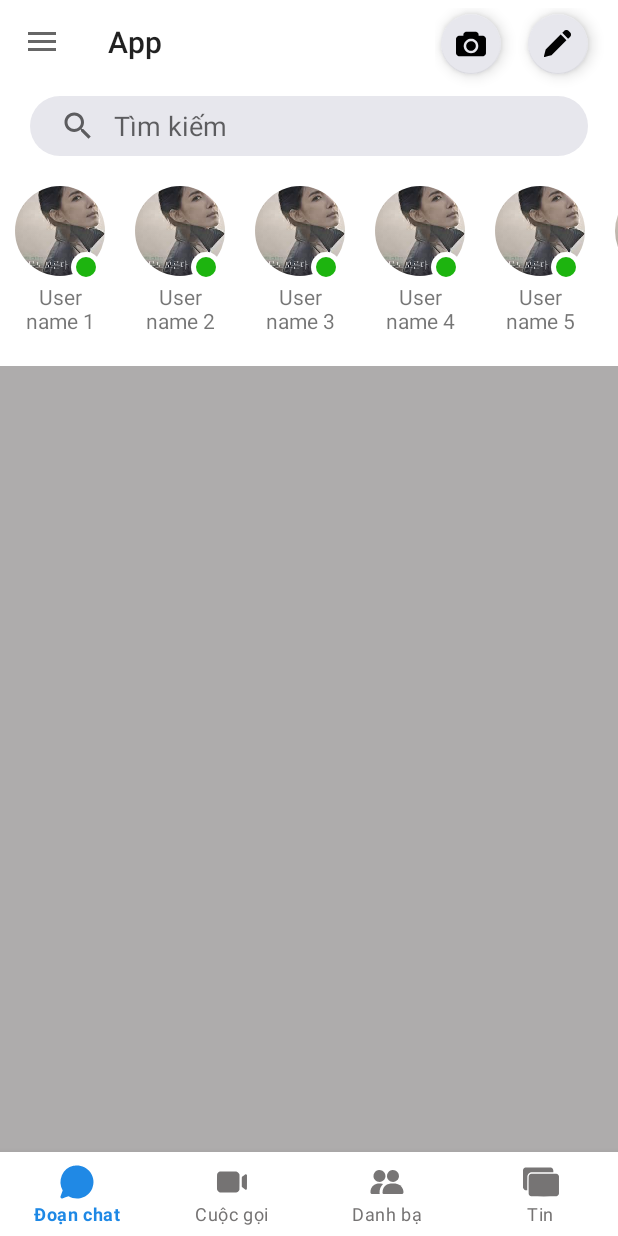
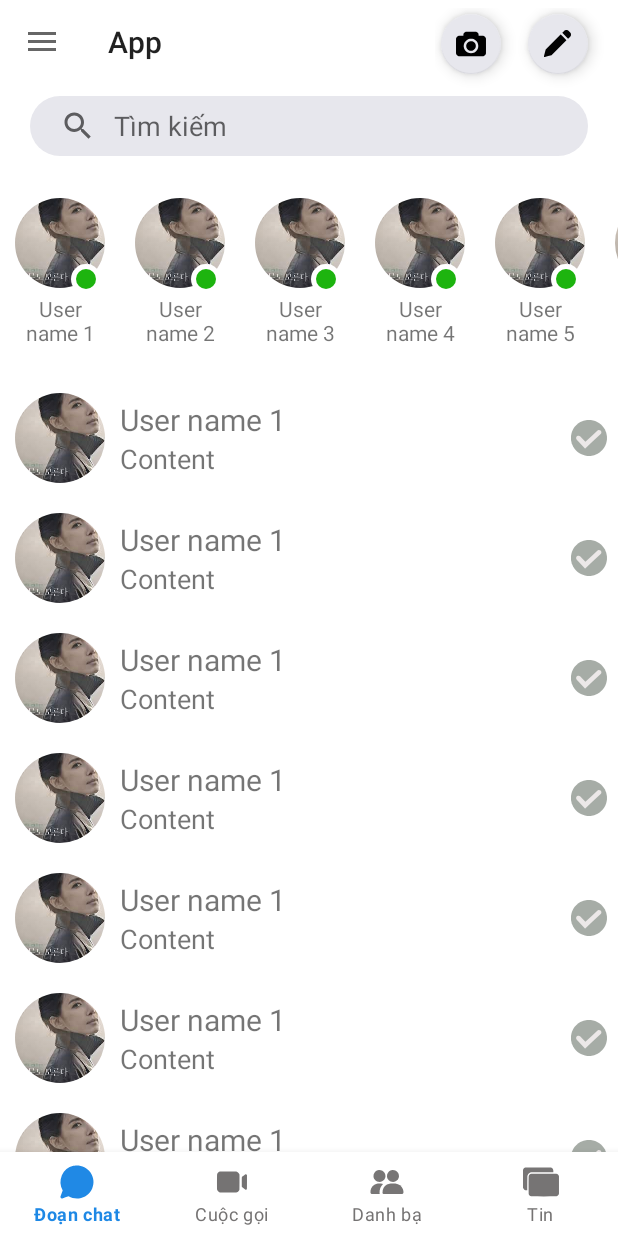
Before and after one commit to ThanhTrang-coder/android_intern, an Android app: the ChatFragment screen opened directly, with no data from a screen before it, on a phone screen of 412 x 824 dp. Run offline under Robolectric (Android 15) with nearby library versions, the phone set to English and light mode, and no system bars; our stand-ins replace CircleImageView.

Commit message:
complete messenger UI

```diff
--- a/app/src/main/java/edu/hanu/app/Messenger/adapters/Adapter2.java
+++ /dev/null
@@ -1,63 +0,0 @@
-package edu.hanu.app.Messenger.adapters;
-
-import android.view.LayoutInflater;
-import android.view.View;
-import android.view.ViewGroup;
-import android.widget.TextView;
-
-import androidx.annotation.NonNull;
-import androidx.recyclerview.widget.RecyclerView;
-
-import java.util.List;
-
-import de.hdodenhof.circleimageview.CircleImageView;
-import edu.hanu.app.Messenger.models.Model2;
-import edu.hanu.mydesign.R;
-
-public class Adapter2 extends RecyclerView.Adapter<Adapter2.ViewHolder2> {
-    List<Model2> list;
-
-    public Adapter2 (List<Model2> list) {
-        this.list = list;
-    }
-
-    @NonNull
-    @Override
-    public ViewHolder2 onCreateViewHolder(@NonNull ViewGroup parent, int viewType) {
-        View view = LayoutInflater.from(parent.getContext()).inflate(R.layout.item_chat_vertical, parent, false);
-        return new ViewHolder2(view);
-    }
-
-    @Override
-    public void onBindViewHolder(@NonNull ViewHolder2 holder, int position) {
-        Model2 item = list.get(position);
-        holder.setData(item);
-    }
-
-    @Override
-    public int getItemCount() {
-        if(list != null) {
-            list.size();
-        }
-        return 0;
-    }
-
-    public class ViewHolder2 extends RecyclerView.ViewHolder {
-        CircleImageView user_avatar;
-        TextView user_name, content;
-
-        public ViewHolder2(@NonNull View itemView) {
-            super(itemView);
-
-            user_avatar = itemView.findViewById(R.id.user_avatar);
-            user_name = itemView.findViewById(R.id.user_name);
-            content = itemView.findViewById(R.id.content);
-        }
-
-        private void setData(Model2 item) {
-            user_avatar.setImageResource(item.getImageUrl());
-            user_name.setText(item.getUser_name());
-            content.setText(item.getContent());
-        }
-    }
-}
--- a/app/src/main/java/edu/hanu/app/Messenger/adapters/Adapter.java
+++ b/app/src/main/java/edu/hanu/app/Messenger/adapters/ConversationAdapter.java
@@ -12,28 +12,28 @@ import java.util.List;
 
 import de.hdodenhof.circleimageview.CircleImageView;
 import edu.hanu.app.Messenger.ConversationListener;
-import edu.hanu.app.Messenger.models.Model;
+import edu.hanu.app.Messenger.models.Model2;
 import edu.hanu.mydesign.R;
 
-public class Adapter extends RecyclerView.Adapter<Adapter.ViewHolder> {
-    List<Model> list;
+public class ConversationAdapter extends RecyclerView.Adapter<ConversationAdapter.ViewHolder2> {
+    List<Model2> list;
     ConversationListener listener;
 
-    public Adapter (List<Model> list, ConversationListener listener) {
+    public ConversationAdapter(List<Model2> list, ConversationListener listener) {
         this.list = list;
         this.listener = listener;
     }
 
     @NonNull
     @Override
-    public ViewHolder onCreateViewHolder(@NonNull ViewGroup parent, int viewType) {
-        View view = LayoutInflater.from(parent.getContext()).inflate(R.layout.item_chat_horizontal, parent, false);
-        return new ViewHolder(view);
+    public ViewHolder2 onCreateViewHolder(@NonNull ViewGroup parent, int viewType) {
+        View view = LayoutInflater.from(parent.getContext()).inflate(R.layout.item_conversation, parent, false);
+        return new ViewHolder2(view);
     }
 
     @Override
-    public void onBindViewHolder(@NonNull ViewHolder holder, int position) {
-        Model item = list.get(position);
+    public void onBindViewHolder(@NonNull ViewHolder2 holder, int position) {
+        Model2 item = list.get(position);
         holder.setData(item);
     }
 
@@ -42,15 +42,16 @@ public class Adapter extends RecyclerView.Adapter<Adapter.ViewHolder> {
         return list.size();
     }
 
-    public class ViewHolder extends RecyclerView.ViewHolder {
-        CircleImageView avatar;
-        TextView user_name;
+    public class ViewHolder2 extends RecyclerView.ViewHolder {
+        CircleImageView user_avatar;
+        TextView user_name, content;
 
-        public ViewHolder(@NonNull View itemView) {
+        public ViewHolder2(@NonNull View itemView) {
             super(itemView);
 
-            avatar = itemView.findViewById(R.id.user_avatar);
+            user_avatar = itemView.findViewById(R.id.user_avatar);
             user_name = itemView.findViewById(R.id.user_name);
+            content = itemView.findViewById(R.id.content);
 
             itemView.setOnClickListener(new View.OnClickListener() {
                 @Override
@@ -63,9 +64,10 @@ public class Adapter extends RecyclerView.Adapter<Adapter.ViewHolder> {
             });
         }
 
-        private void setData(Model item) {
-            avatar.setImageResource(item.getImageUrl());
+        private void setData(Model2 item) {
+            user_avatar.setImageResource(item.getImageUrl());
             user_name.setText(item.getUser_name());
+            content.setText(item.getContent());
         }
     }
 }
--- /dev/null
+++ b/app/src/main/java/edu/hanu/app/Messenger/adapters/StoryAdapter.java
@@ -0,0 +1,71 @@
+package edu.hanu.app.Messenger.adapters;
+
+import android.view.LayoutInflater;
+import android.view.View;
+import android.view.ViewGroup;
+import android.widget.TextView;
+
+import androidx.annotation.NonNull;
+import androidx.recyclerview.widget.RecyclerView;
+
+import java.util.List;
+
+import de.hdodenhof.circleimageview.CircleImageView;
+import edu.hanu.app.Messenger.ConversationListener;
+import edu.hanu.app.Messenger.models.Model;
+import edu.hanu.mydesign.R;
+
+public class StoryAdapter extends RecyclerView.Adapter<StoryAdapter.ViewHolder> {
+    List<Model> list;
+    ConversationListener listener;
+
+    public StoryAdapter(List<Model> list, ConversationListener listener) {
+        this.list = list;
+        this.listener = listener;
+    }
+
+    @NonNull
+    @Override
+    public ViewHolder onCreateViewHolder(@NonNull ViewGroup parent, int viewType) {
+        View view = LayoutInflater.from(parent.getContext()).inflate(R.layout.item_story, parent, false);
+        return new ViewHolder(view);
+    }
+
+    @Override
+    public void onBindViewHolder(@NonNull ViewHolder holder, int position) {
+        Model item = list.get(position);
+        holder.setData(item);
+    }
+
+    @Override
+    public int getItemCount() {
+        return list.size();
+    }
+
+    public class ViewHolder extends RecyclerView.ViewHolder {
+        CircleImageView avatar;
+        TextView user_name;
+
+        public ViewHolder(@NonNull View itemView) {
+            super(itemView);
+
+            avatar = itemView.findViewById(R.id.user_avatar);
+            user_name = itemView.findViewById(R.id.user_name);
+
+            itemView.setOnClickListener(new View.OnClickListener() {
+                @Override
+                public void onClick(View view) {
+                    if(listener != null) {
+                        int pos = getAdapterPosition();
+                        listener.onClickChatItem(pos);
+                    }
+                }
+            });
+        }
+
+        private void setData(Model item) {
+            avatar.setImageResource(item.getImageUrl());
+            user_name.setText(item.getUser_name());
+        }
+    }
+}
--- a/app/src/main/java/edu/hanu/app/Messenger/fragments/ChatFragment.java
+++ b/app/src/main/java/edu/hanu/app/Messenger/fragments/ChatFragment.java
@@ -6,26 +6,21 @@ import android.os.Bundle;
 import androidx.annotation.NonNull;
 import androidx.annotation.Nullable;
 import androidx.fragment.app.Fragment;
-import androidx.fragment.app.FragmentManager;
-import androidx.fragment.app.FragmentTransaction;
 import androidx.recyclerview.widget.LinearLayoutManager;
 import androidx.recyclerview.widget.RecyclerView;
 
 import android.view.LayoutInflater;
-import android.view.Menu;
-import android.view.MenuInflater;
 import android.view.View;
 import android.view.ViewGroup;
 import android.widget.Toast;
 
-import java.io.Serializable;
 import java.util.ArrayList;
 import java.util.List;
 
 import edu.hanu.app.Messenger.ConversationDetailActivity;
 import edu.hanu.app.Messenger.ConversationListener;
-import edu.hanu.app.Messenger.adapters.Adapter;
-import edu.hanu.app.Messenger.adapters.Adapter2;
+import edu.hanu.app.Messenger.adapters.StoryAdapter;
+import edu.hanu.app.Messenger.adapters.ConversationAdapter;
 import edu.hanu.app.Messenger.models.Model;
 import edu.hanu.app.Messenger.models.Model2;
 import edu.hanu.mydesign.R;
@@ -43,17 +38,17 @@ public class ChatFragment extends Fragment implements ConversationListener {
     public void onViewCreated(@NonNull View view, @Nullable Bundle savedInstanceState) {
         super.onViewCreated(view, savedInstanceState);
 
-        RecyclerView rvHorizontal = view.findViewById(R.id.rvHorizontal);
+        RecyclerView rvStory = view.findViewById(R.id.rvStory);
         LinearLayoutManager horizontalLayout = new LinearLayoutManager(getContext(), RecyclerView.HORIZONTAL, false);
-        rvHorizontal.setLayoutManager(horizontalLayout);
-        Adapter adapter = new Adapter(getListChatHorizontal(), this);
-        rvHorizontal.setAdapter(adapter);
+        rvStory.setLayoutManager(horizontalLayout);
+        StoryAdapter adapter = new StoryAdapter(getListChatHorizontal(), this);
+        rvStory.setAdapter(adapter);
 
-        RecyclerView rvVertical = view.findViewById(R.id.rvVertical);
+        RecyclerView rvConversation = view.findViewById(R.id.rvConversation);
         LinearLayoutManager manager1 = new LinearLayoutManager(getContext(), RecyclerView.VERTICAL, false);
-        rvVertical.setLayoutManager(manager1);
-        Adapter2 adapter2 = new Adapter2(getListChatVertical());
-        rvVertical.setAdapter(adapter2);
+        rvConversation.setLayoutManager(manager1);
+        ConversationAdapter adapter2 = new ConversationAdapter(getListChatVertical(), this);
+        rvConversation.setAdapter(adapter2);
     }
 
     private List<Model> getListChatHorizontal() {
--- a/app/src/main/java/edu/hanu/app/test/adapters/TestAdapter.java
+++ b/app/src/main/java/edu/hanu/app/test/adapters/TestAdapter.java
@@ -24,7 +24,7 @@ public class TestAdapter extends RecyclerView.Adapter<TestAdapter.TestViewHolder
     @NonNull
     @Override
     public TestViewHolder onCreateViewHolder(@NonNull ViewGroup parent, int viewType) {
-        View view = LayoutInflater.from(parent.getContext()).inflate(R.layout.item_chat_horizontal, parent, false);
+        View view = LayoutInflater.from(parent.getContext()).inflate(R.layout.item_story, parent, false);
         return new TestViewHolder(view);
     }
 
--- a/app/src/main/res/layout/fragment_chat.xml
+++ b/app/src/main/res/layout/fragment_chat.xml
@@ -1,4 +1,4 @@
-<androidx.constraintlayout.widget.ConstraintLayout xmlns:android="http://schemas.android.com/apk/res/android"
+<androidx.core.widget.NestedScrollView xmlns:android="http://schemas.android.com/apk/res/android"
     xmlns:tools="http://schemas.android.com/tools"
     android:layout_width="match_parent"
     android:layout_height="match_parent"
@@ -7,6 +7,10 @@
     android:id="@+id/fragment_chat"
     tools:context="edu.hanu.app.Messenger.fragments.ChatFragment">
 
+        <LinearLayout
+            android:layout_width="match_parent"
+            android:layout_height="match_parent"
+            android:orientation="vertical">
                 <SearchView
                     android:id="@+id/searchView"
                     android:layout_width="match_parent"
@@ -16,30 +20,19 @@
                     android:background="@drawable/search_view_background_messenger"
                     android:queryHint="Tìm kiếm"
                     android:queryBackground="@android:color/transparent"
-            android:iconifiedByDefault="false"
-            app:layout_constraintStart_toStartOf="parent"
-            app:layout_constraintEnd_toEndOf="parent"
-            app:layout_constraintTop_toTopOf="parent" />
+                    android:iconifiedByDefault="false" />
 
                 <androidx.recyclerview.widget.RecyclerView
-            android:id="@+id/rvHorizontal"
+                    android:id="@+id/rvStory"
+                    android:layout_width="match_parent"
+                    android:layout_height="wrap_content"
+                    android:layout_marginTop="10dp" />
+
+                <androidx.recyclerview.widget.RecyclerView
+                    android:id="@+id/rvConversation"
                     android:layout_width="match_parent"
                     android:layout_height="wrap_content"
                     android:layout_marginTop="10dp"
-            app:layout_constraintStart_toStartOf="parent"
-            app:layout_constraintEnd_toEndOf="parent"
-            app:layout_constraintTop_toBottomOf="@id/searchView" />
-
-        <androidx.recyclerview.widget.RecyclerView
-            android:id="@+id/rvVertical"
-            android:layout_width="match_parent"
-            android:layout_height="0dp"
-            android:layout_marginTop="10dp"
-            android:background="@color/gray_500"
-            tools:listitem="@layout/item_chat_vertical"
-            app:layout_constraintStart_toStartOf="parent"
-            app:layout_constraintEnd_toEndOf="parent"
-            app:layout_constraintTop_toBottomOf="@id/rvHorizontal"
-            app:layout_constraintBottom_toBottomOf="parent"/>
-
-</androidx.constraintlayout.widget.ConstraintLayout>
+                    tools:listitem="@layout/item_conversation" />
+        </LinearLayout>
+</androidx.core.widget.NestedScrollView>
```
Also changed, not shown: app/src/main/res/layout/item_conversation.xml (renamed from app/src/main/res/layout/item_chat_vertical.xml), app/src/main/res/layout/item_story.xml (renamed from app/src/main/res/layout/item_chat_horizontal.xml). Lines whose indentation alone changed are shown as unchanged.
